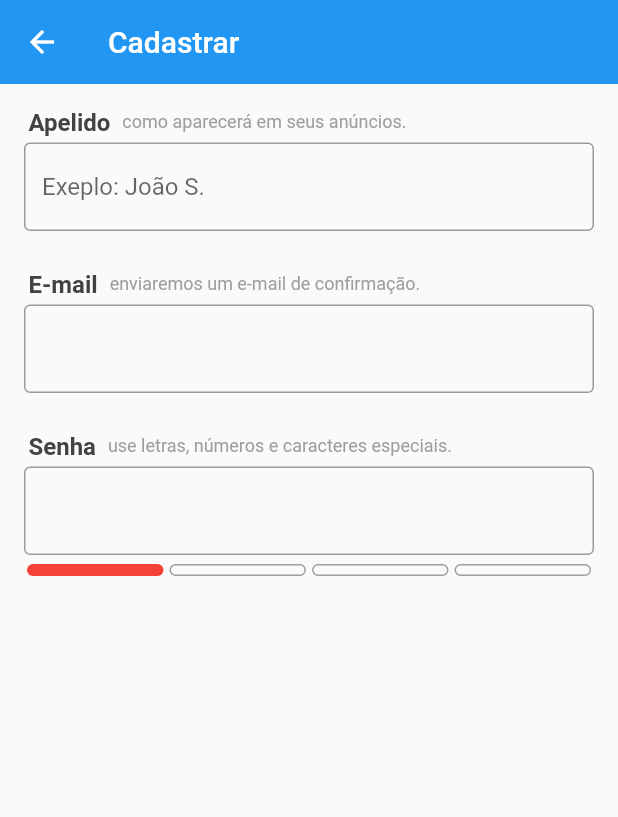
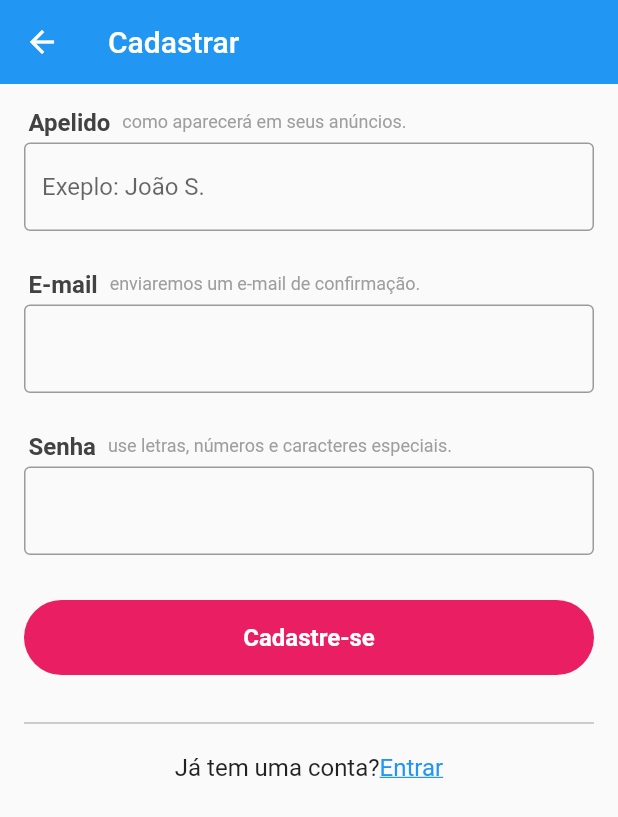
Before and after one commit to andreLagacione/xlo-flutter, a Flutter app: the SignupScreen screen opened directly, on a phone screen of 412 x 824 dp. Shown: the top 817 px of the screen. Run offline on Flutter 3.47's test engine with Material 2 defaults, Android fonts, the phone set to English and light mode, and no system bars; our stand-ins replace brasil_fields, parse_server_sdk, rxdart.

Commit message:
register screen

```diff
--- /dev/null
+++ b/lib/blocs/signup_bloc.dart
@@ -0,0 +1,42 @@
+import 'package:rxdart/rxdart.dart';
+import 'package:xlo/models/user.dart';
+
+enum SignUpState { IDLE, LOADING, ERROR }
+
+class SignUpBlocState {
+  SignUpState state;
+  String errorMessage;
+
+  SignUpBlocState(this.state, {this.errorMessage});
+}
+
+class SignUpBloc {
+
+  final BehaviorSubject<SignUpBlocState> _stateController = BehaviorSubject<SignUpBlocState>.seeded(SignUpBlocState(SignUpState.IDLE));
+  Stream<SignUpBlocState> get outState => _stateController.stream;
+
+  User user = User();
+
+  void setName(String name) {
+    user.name = name;
+  }
+
+  void setEmail(String email) {
+    user.email = email.toLowerCase();
+  }
+
+  void setPassword(String password) {
+    user.password = password;
+  }
+
+  void signUp() async {
+    _stateController.add(SignUpBlocState((SignUpState.LOADING)));
+    await Future.delayed(Duration(seconds: 3));
+    _stateController.add(SignUpBlocState((SignUpState.IDLE)));
+  }
+
+  void dispose() {
+    _stateController.close();
+  }
+
+}
--- /dev/null
+++ b/lib/models/user.dart
@@ -0,0 +1,8 @@
+class User {
+  String name;
+  String email;
+  String password;
+
+  User({this.name, this.email, this.password});
+
+}
--- a/lib/screens/signup/signup_screen.dart
+++ b/lib/screens/signup/signup_screen.dart
@@ -1,4 +1,6 @@
+import 'package:flutter/cupertino.dart';
 import 'package:flutter/material.dart';
+import 'package:xlo/blocs/signup_bloc.dart';
 import 'package:xlo/screens/signup/widgets/field_title.dart';
 import 'package:xlo/screens/signup/widgets/password_field.dart';
 
@@ -10,6 +12,19 @@ class SignupScreen extends StatefulWidget {
 class _SignupScreenState extends State<SignupScreen> {
 
   final GlobalKey<FormState> _formKey = GlobalKey<FormState>();
+  SignUpBloc _signUpBloc;
+
+  @override
+  void initState() {
+    super.initState();
+    _signUpBloc = SignUpBloc();
+  }
+
+  @override
+  void dispose() {
+    _signUpBloc?.dispose();
+    super.dispose();
+  }
 
   @override
   Widget build(BuildContext context) {
@@ -20,7 +35,10 @@ class _SignupScreenState extends State<SignupScreen> {
       ),
       body: Form(
         key: _formKey,
-        child: ListView(
+        child: StreamBuilder<SignUpBlocState>(
+          stream: _signUpBloc.outState,
+          builder: (context, snapshot) {
+            return ListView(
               padding: const EdgeInsets.all(16),
               children: <Widget>[
                 FieldTitle(
@@ -39,6 +57,8 @@ class _SignupScreenState extends State<SignupScreen> {
                       return null;
                     }
                   },
+                  onSaved: _signUpBloc.setName,
+                  enabled: snapshot.data.state != SignUpState.LOADING,
                 ),
                 SizedBox(height: 26,),
                 FieldTitle(
@@ -56,16 +76,87 @@ class _SignupScreenState extends State<SignupScreen> {
                       return null;
                     }
                   },
+                  onSaved: _signUpBloc.setEmail,
+                  enabled: snapshot.data.state != SignUpState.LOADING,
                 ),
                 SizedBox(height: 26,),
                 FieldTitle(
                   title: 'Senha',
                   subtitle: 'use letras, números e caracteres especiais.',
                 ),
-            PasswordField()
+                PasswordField(
+                  onSaved: _signUpBloc.setPassword,
+                  enabled: snapshot.data.state != SignUpState.LOADING,
+                ),
+                Container(
+                  margin: const EdgeInsets.symmetric(vertical: 24),
+                  height: 50,
+                  child: RaisedButton(
+                    color: Colors.pink,
+                    disabledColor: Colors.pink.withAlpha(150),
+                    child: snapshot.data.state == SignUpState.LOADING ?
+                    CircularProgressIndicator(
+                      valueColor: AlwaysStoppedAnimation<Color>(Colors.white),
+                    ) :
+                    Text(
+                      'Cadastre-se',
+                      style: TextStyle(
+                        color: Colors.white,
+                        fontSize: 16,
+                        fontWeight: FontWeight.w600
+                      ),
+                    ),
+                    elevation: 0,
+                    shape: RoundedRectangleBorder(
+                      borderRadius: BorderRadius.circular(25)
+                    ),
+                    onPressed: snapshot.data.state != SignUpState.LOADING ? _signUp : null,
+                  ),
+                ),
+                Divider(
+                  color: Colors.grey,
+                ),
+                Padding(
+                  padding: const EdgeInsets.symmetric(vertical: 12),
+                  child: Row(
+                    mainAxisAlignment: MainAxisAlignment.center,
+                    children: <Widget>[
+                      const Text(
+                        'Já tem uma conta?',
+                        style: TextStyle(
+                          fontSize: 16
+                        ),
+                      ),
+                      GestureDetector(
+                        onTap: () {
+                          Navigator.of(context).pop();
+                        },
+                        child: Text(
+                          'Entrar',
+                          style: TextStyle(
+                            decoration: TextDecoration.underline,
+                            color: Colors.blue,
+                            fontSize: 16
+                          ),
+                        ),
+                      )
                     ],
+                  ),
+                )
+              ],
+            );
+          }
         ),
       ),
     );
   }
+
+  void _signUp() {
+    if (_formKey.currentState.validate()) {
+      _formKey.currentState.save();
     }
+
+    _signUpBloc.signUp();
+  }
+
+}
--- a/lib/screens/signup/widgets/password_field.dart
+++ b/lib/screens/signup/widgets/password_field.dart
@@ -1,6 +1,12 @@
 import 'package:flutter/material.dart';
+import 'package:parse_server_sdk/generated/i18n.dart';
 
 class PasswordField extends StatelessWidget {
+
+  final FormFieldSetter<String> onSaved;
+  final bool enabled;
+  PasswordField({this.onSaved, this.enabled});
+
   @override
   Widget build(BuildContext context) {
 
@@ -20,8 +26,16 @@ class PasswordField extends StatelessWidget {
 
     return FormField<String>(
       initialValue: '',
+      onSaved: onSaved,
+      validator: (text) {
+        if (text.isEmpty || _calcStore(text) < 2)
+          return 'Senha inválida!';
+
+        return null;
+      },
       builder: (state) {
         return Column(
+          crossAxisAlignment: CrossAxisAlignment.stretch,
           children: <Widget>[
             TextField(
               decoration: InputDecoration(
@@ -29,7 +43,9 @@ class PasswordField extends StatelessWidget {
               ),
               obscureText: true,
               onChanged: state.didChange,
+              enabled: enabled,
             ),
+            if (state.value.isNotEmpty)
             Container(
               margin: const EdgeInsets.only(top: 6),
               height: 8,
@@ -41,6 +57,17 @@ class PasswordField extends StatelessWidget {
                   _buildBar(3, state.value),
                 ],
               ),
+            ),
+            Padding(
+              padding: const EdgeInsets.only(top: 6, left: 10),
+              child: state.value.isNotEmpty || state.hasError ? Text(
+                state.value.isNotEmpty ? _getText(_calcStore(state.value)) : state.errorText,
+                textAlign: TextAlign.start,
+                style: TextStyle(
+                  color: _getColor(_calcStore(state.value)),
+                  fontSize: 12
+                ),
+              ) : Container(),
             )
           ],
         );
@@ -72,8 +99,21 @@ class PasswordField extends StatelessWidget {
         return Colors.green;
       default:
         return Colors.red;
+    }
+  }
 
-
+  String _getText(int level) {
+    switch (level) {
+      case 0:
+        return 'Senha muito fraca.';
+      case 1:
+        return 'Senha razoavelmente fraca.';
+      case 2:
+        return 'Senha razoavelmente forte.';
+      case 3:
+        return 'Senha forte.';
+      default:
+        return '';
     }
   }
 
```
Lines whose indentation alone changed are shown as unchanged.
